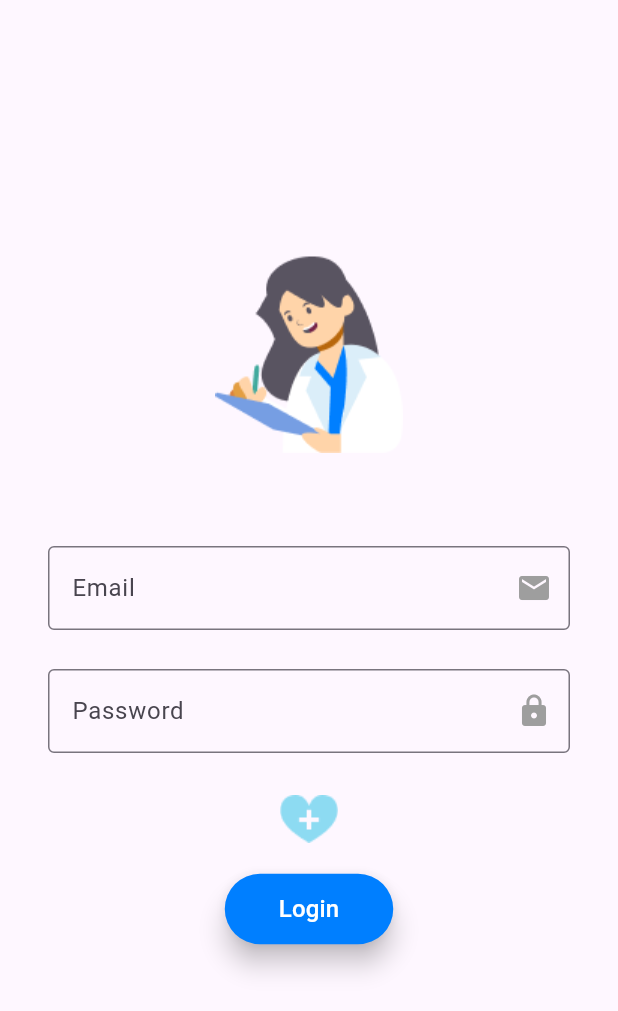
After one commit to Hania-k11/Laboratorist-Portal-Mobile-App-Flutter, a Flutter app: the Login screen opened directly, after a tap on "Login", on a phone screen of 412 x 824 dp. The commit adds this screen. Shown: the top 1011 px of the screen. Run offline on Flutter 3.47's test engine with Material 3 defaults, Android fonts, the phone set to English and light mode, and no system bars; network calls fail.

Commit message:
report by hania

```diff
--- /dev/null
+++ b/lib/Login.dart
@@ -0,0 +1,141 @@
+import 'package:flutter/material.dart';
+import 'package:laboratorymodule/dashboard.dart';
+import 'dart:convert';
+import 'dart:io';
+import 'package:http/http.dart' as http;
+
+class Login extends StatelessWidget {
+  const Login({Key? key});
+
+  Future<void> fetch_login(BuildContext context, String email, String password, String name) async {
+    final url = Uri.parse('http://192.168.100.6:8000/getallLoginn/');
+
+    final response = await http.get(url, headers: {'Content-Type': 'application/json'});
+
+    if (response.statusCode == 200) {
+      List<dynamic> users = json.decode(response.body);
+
+
+
+      // Print the fetched users for debugging
+      print(users);
+      users.forEach((user) {
+        print('Name: ${user['name']}');
+        print('Email: ${user['email']}');
+        print('Password: ${user['password']}');
+      });
+      print(response.body);
+
+
+      // Check if any user matches the entered email and password
+      bool isUserAuthenticated = users.any((user) =>
+      user['email'] == email && user['password'] == password );
+
+
+      // Print the authentication result for debugging
+      print('Authentication Result: $isUserAuthenticated');
+
+      if (isUserAuthenticated) {
+        // Navigate to the dashboard screen
+        Navigator.pushReplacement(
+          context,
+          MaterialPageRoute(builder: (context) => const Dashboard()),
+        );
+      } else {
+        // Display an error message
+        showDialog(
+          context: context,
+          builder: (context) => AlertDialog(
+            title: Text('Error'),
+            content: Text('Incorrect email or password'),
+            actions: <Widget>[
+              TextButton(
+                onPressed: () => Navigator.pop(context),
+                child: Text('OK'),
+              ),
+            ],
+          ),
+        );
+      }
+    } else {
+      // Handle error if unable to fetch data from the server
+      throw Exception('Failed to load data');
+    }
+  }
+
+
+  @override
+  Widget build(BuildContext context) {
+    String email = '';
+    String password = '';
+    String name = '';
+
+    return Scaffold(
+      body: SingleChildScrollView(
+        padding: const EdgeInsets.all(16.0),
+        child: Column(
+          children: [
+            SizedBox(height: 120),
+            Image.asset(
+              'assets/images/Screen2.png',
+              height: 200,
+            ),
+            SizedBox(height: 20),
+            Padding(
+              padding: const EdgeInsets.symmetric(horizontal: 16.0, vertical: 8.0),
+              child: TextField(
+                decoration: InputDecoration(
+                  labelText: 'Email',
+                  border: OutlineInputBorder(),
+                  suffixIcon: Icon(Icons.email, color: Colors.grey),
+                ),
+                keyboardType: TextInputType.emailAddress,
+                onChanged: (value) => email = value,
+              ),
+            ),
+            SizedBox(height: 10),
+            Padding(
+              padding: const EdgeInsets.symmetric(horizontal: 16.0, vertical: 8.0),
+              child: TextField(
+                decoration: InputDecoration(
+
+                  labelText: 'Password',
+                  border: OutlineInputBorder(),
+                  suffixIcon: Icon(Icons.lock, color: Colors.grey),
+                ),
+                obscureText: true,
+                onChanged: (value) => password = value,
+              ),
+            ),
+            SizedBox(height: 20),
+            Image.asset('assets/images/heart.png'),
+            SizedBox(height: 20),
+            ElevatedButton(
+              style: ElevatedButton.styleFrom(
+                backgroundColor: Color(0xFF007FFF),
+                shadowColor: Colors.black,
+                elevation: 7,
+              ),
+
+                //BUTTTOONNNNNNNNNNNNNNNNNNNNNNNNNNNNNNNNNNN!!!!!!!!!!!!!!
+
+              onPressed: () {
+                fetch_login(context, email, password, name);
+              },
+              child: Padding(
+                padding: const EdgeInsets.all(12.0),
+                child: Text(
+                  'Login',
+                  style: TextStyle(
+                    fontSize: 16.0,
+                    color: Colors.white,
+                  ),
+                ),
+              ),
+            ),
+          ],
+        ),
+      ),
+    );
+  }
+}
--- a/lib/ProjectScreen.dart
+++ b/lib/ProjectScreen.dart
@@ -1,7 +1,7 @@
 
 
 import 'package:flutter/material.dart';
-import 'package:laboratorymodule/login.dart';
+import 'package:laboratorymodule/Login.dart';
 
 class ProjectScreen extends StatelessWidget {
   const ProjectScreen({Key? key});
@@ -34,9 +34,10 @@ class ProjectScreen extends StatelessWidget {
               ),
               child: TextButton(
                 onPressed: () {
+
                   Navigator.push(
                     context,
-                    MaterialPageRoute(builder: (context) => const login()), // Navigate to Login screen
+                    MaterialPageRoute(builder: (context) => const Login()), // Navigate to Login screen
                   );
                   // Functionality here
                 },
--- a/lib/bottomnavigation.dart
+++ b/lib/bottomnavigation.dart
@@ -31,7 +31,7 @@ class bottomnavigation extends StatelessWidget {
             _buildIconButton(() {
               Navigator.push(
                 context,
-                MaterialPageRoute(builder: (context) => dashboard()),
+                MaterialPageRoute(builder: (context) => Dashboard()),
               );
             }, 'assets/images/homeicon.png'),
             _buildIconButton(() {
--- a/lib/dashboard.dart
+++ b/lib/dashboard.dart
@@ -4,8 +4,8 @@ import 'package:laboratorymodule/bottomnavigation.dart';
 import 'package:laboratorymodule/tests.dart';
 import 'package:laboratorymodule/viewreport.dart';
 
-class dashboard extends StatelessWidget {
-  const dashboard({Key? key});
+class Dashboard extends StatelessWidget {
+  const Dashboard({Key? key});
 
   @override
   Widget build(BuildContext context) {
@@ -111,6 +111,8 @@ class dashboard extends StatelessWidget {
                         onPressed: () {
 
                           fetch();
+                         // fetch_login();
+
 
                           // Add your onPressed logic here
                           // Navigator.push(
--- a/lib/main.dart
+++ b/lib/main.dart
@@ -1,7 +1,7 @@
 import 'package:flutter/material.dart';
 import 'package:laboratorymodule/ProjectScreen.dart';
 import 'package:laboratorymodule/dashboard.dart';
-import 'package:laboratorymodule/login.dart';
+import 'package:laboratorymodule/Login.dart';
 import 'package:laboratorymodule/testdescription.dart';
 import 'package:laboratorymodule/viewreport.dart';
 
```
Also changed, not shown: lib/apifunctions.dart (+16 -4 lines), lib/login.dart (deleted, +0 -75 lines).
